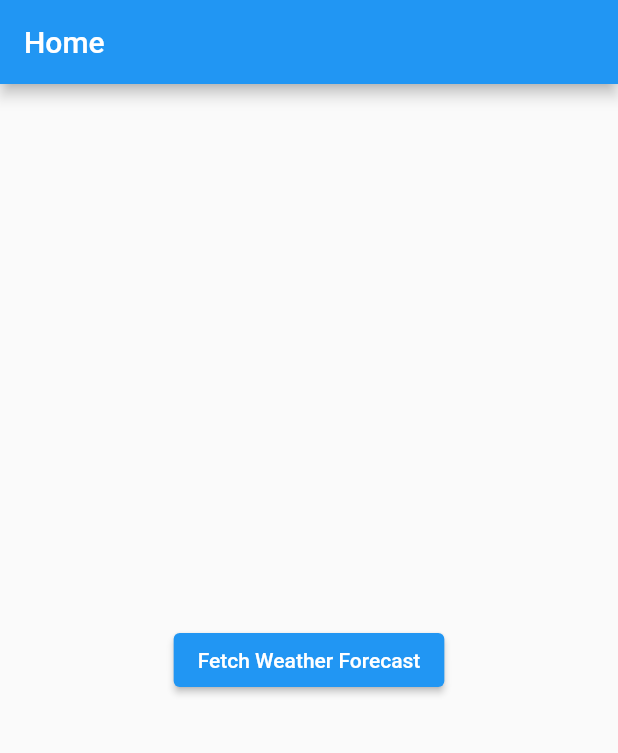
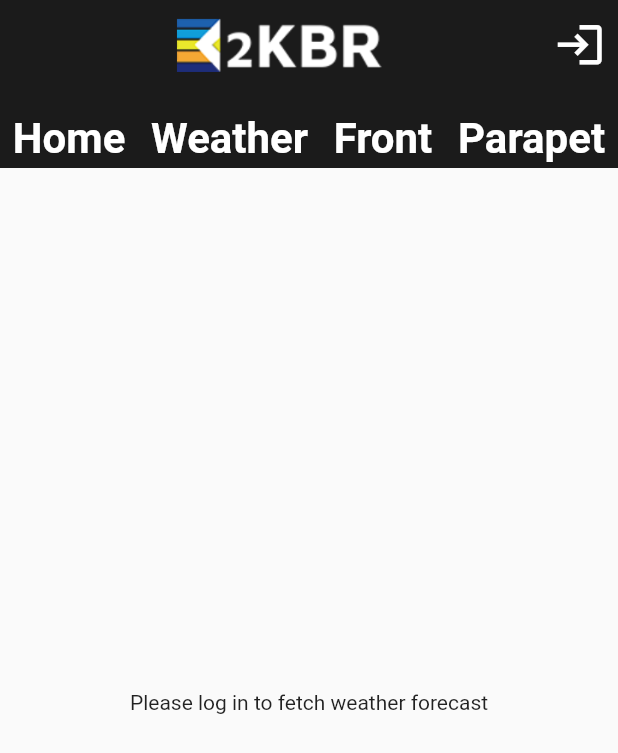
Before and after one commit to Janowak536/2KBR, a Flutter app: the HomePage screen opened directly, on a phone screen of 412 x 824 dp. Shown: the top 753 px of the screen. Run offline on Flutter 3.47's test engine with Material 2 defaults, Android fonts, the phone set to English and light mode, and no system bars; our stand-ins replace shared_preferences; accounts and stored records are empty.

Commit message:
custom appbar, user register, simple styling

```diff
--- a/2KBR/flutter_2kbr/lib/data/repositories/weather_repository.dart
+++ b/2KBR/flutter_2kbr/lib/data/repositories/weather_repository.dart
@@ -1,6 +1,6 @@
 import 'package:flutter_2kbr/data/services/api_service.dart';
 
-import '../weather_forecast.dart';
+import '../models/weather_forecast.dart';
 
 class WeatherRepository {
   final ApiService _apiService;
--- a/2KBR/flutter_2kbr/lib/data/services/api_service.dart
+++ b/2KBR/flutter_2kbr/lib/data/services/api_service.dart
@@ -1,7 +1,7 @@
 import 'dart:convert';
 import 'package:http/http.dart' as http;
 import 'package:shared_preferences/shared_preferences.dart';
-import 'package:flutter_2kbr/data/weather_forecast.dart';
+import 'package:flutter_2kbr/data/models/weather_forecast.dart';
 
 class ApiService {
   final String baseUrl = 'https://localhost:7027';
--- /dev/null
+++ b/2KBR/flutter_2kbr/lib/pages/colors/material_colors.dart
@@ -0,0 +1,17 @@
+import 'package:flutter/material.dart';
+
+MaterialColor myPrimarySwatchColor = MaterialColor(
+  0xFF1B1B1B,
+  <int, Color>{
+    50: Color(0xFFE3F2FD),
+    100: Color(0xFFBBDEFB),
+    200: Color(0xFF90CAF9),
+    300: Color(0xFF64B5F6),
+    400: Color(0xFF42A5F5),
+    500: Color(0xFF2196F3),
+    600: Color(0xFF1E88E5),
+    700: Color(0xFF1976D2),
+    800: Color(0xFF1565C0),
+    900: Color(0xFF0D47A1),
+  },
+);
--- a/2KBR/flutter_2kbr/lib/pages/home_page.dart
+++ b/2KBR/flutter_2kbr/lib/pages/home_page.dart
@@ -1,5 +1,9 @@
 import 'package:flutter/material.dart';
-import 'package:flutter_2kbr/data/models/weather_page.dart';
+import 'package:flutter_2kbr/pages/login_page.dart';
+import 'package:flutter_2kbr/pages/weather_page.dart';
+import 'package:flutter_2kbr/providers/auth_provider.dart';
+import 'package:flutter_2kbr/widgets/custom_appbar.dart'; // Import CustomAppBar
+import 'package:provider/provider.dart';
 
 class HomePage extends StatefulWidget {
   @override
@@ -8,27 +12,51 @@ class HomePage extends StatefulWidget {
 
 class _HomePageState extends State<HomePage> {
   @override
+  void initState() {
+    super.initState();
+  }
+
+  @override
   Widget build(BuildContext context) {
-    return Scaffold(
-      appBar: AppBar(
-        title: const Text('Home'),
+    final authProvider = Provider.of<AuthProvider>(context);
+
+    return WillPopScope(
+      onWillPop: () async => false,
+      child: Scaffold(
+        appBar: CustomAppBar(
+          onActionPressed: () => authProvider.isLoggedIn
+              ? authProvider.logout()
+              : _navigateToLogin(),
         ),
         body: Center(
           child: Column(
             mainAxisAlignment: MainAxisAlignment.center,
             children: <Widget>[
-            ElevatedButton(
+              authProvider.isLoggedIn
+                  ? ElevatedButton(
                       onPressed: () {
-                Navigator.push(
+                        Navigator.pushReplacement(
                           context,
-                  MaterialPageRoute(builder: (context) => WeatherPage()),
+                          MaterialPageRoute(
+                              builder: (context) => WeatherPage()),
                         );
                       },
                       child: const Text('Fetch Weather Forecast'),
+                    )
+                  : const Text('Please log in to fetch weather forecast'),
+            ],
           ),
-          ],
         ),
       ),
     );
   }
+
+  void _navigateToLogin() {
+    Navigator.pushReplacement(
+      context,
+      MaterialPageRoute(builder: (context) => LoginPage()),
+    ).then((_) {
+      setState(() {});
+    });
   }
+}
--- /dev/null
+++ b/2KBR/flutter_2kbr/lib/widgets/custom_appbar.dart
@@ -0,0 +1,110 @@
+import 'package:flutter/material.dart';
+import 'package:flutter_2kbr/pages/login_page.dart';
+import 'package:flutter_2kbr/providers/auth_provider.dart';
+import 'package:provider/provider.dart';
+import 'package:flutter_2kbr/pages/home_page.dart';
+import 'package:flutter_2kbr/pages/weather_page.dart';
+
+class CustomAppBar extends StatelessWidget implements PreferredSizeWidget {
+  final VoidCallback onActionPressed;
+
+  CustomAppBar({required this.onActionPressed});
+
+  @override
+  Widget build(BuildContext context) {
+    final isLoggedIn = context.watch<AuthProvider>().isLoggedIn;
+
+    return AppBar(
+      titleSpacing: 0,
+      elevation: 0,
+      flexibleSpace: SafeArea(
+        child: Column(
+          mainAxisAlignment: MainAxisAlignment.center,
+          crossAxisAlignment: CrossAxisAlignment.stretch,
+          children: [
+            Row(
+              mainAxisAlignment: MainAxisAlignment.spaceBetween,
+              children: [
+                SizedBox(width: 8),
+                Expanded(child: Image.asset('assets/logo.png', height: 60)),
+                IconButton(
+                  onPressed: onActionPressed,
+                  icon: Icon(isLoggedIn ? Icons.logout : Icons.login),
+                  color: Colors.white,
+                  iconSize: 35,
+                  tooltip: isLoggedIn ? 'Logout' : 'Login',
+                ),
+              ],
+            ),
+            SizedBox(height: 8),
+            Row(
+              mainAxisAlignment: MainAxisAlignment.spaceAround,
+              children: [
+                TextButton(
+                  onPressed: () => Navigator.pushReplacement(
+                    context,
+                    MaterialPageRoute(builder: (context) => HomePage()),
+                  ),
+                  child: Text(
+                    'Home',
+                    style: TextStyle(
+                        color: Colors.white,
+                        fontSize: 28,
+                        fontWeight: FontWeight.w700),
+                  ),
+                ),
+                TextButton(
+                  onPressed: () {
+                    FocusManager.instance.primaryFocus?.unfocus();
+                    final isLoggedIn = context.read<AuthProvider>().isLoggedIn;
+                    if (isLoggedIn) {
+                      Navigator.pushReplacement(
+                        context,
+                        MaterialPageRoute(builder: (context) => WeatherPage()),
+                      );
+                    } else {
+                      Navigator.pushReplacement(
+                        context,
+                        MaterialPageRoute(builder: (context) => LoginPage()),
+                      );
+                    }
+                  },
+                  child: Text('Weather',
+                      style: TextStyle(
+                          color: Colors.white,
+                          fontSize: 28,
+                          fontWeight: FontWeight.w700)),
+                ),
+                TextButton(
+                  onPressed: () => Navigator.pushReplacement(
+                    context,
+                    MaterialPageRoute(builder: (context) => HomePage()),
+                  ),
+                  child: Text('Front',
+                      style: TextStyle(
+                          color: Colors.white,
+                          fontSize: 28,
+                          fontWeight: FontWeight.w700)),
+                ),
+                TextButton(
+                  onPressed: () => Navigator.pushReplacement(
+                    context,
+                    MaterialPageRoute(builder: (context) => HomePage()),
+                  ),
+                  child: Text('Parapet',
+                      style: TextStyle(
+                          color: Colors.white,
+                          fontSize: 28,
+                          fontWeight: FontWeight.w700)),
+                ),
+              ],
+            ),
+          ],
+        ),
+      ),
+    );
+  }
+
+  @override
+  Size get preferredSize => Size.fromHeight(kToolbarHeight * 2);
+}
--- a/2KBR/flutter_2kbr/pubspec.yaml
+++ b/2KBR/flutter_2kbr/pubspec.yaml
@@ -32,11 +32,10 @@ dependencies:
     sdk: flutter
   http: ^0.13.3
   shared_preferences: ^2.0.8
-
   # The following adds the Cupertino Icons font to your application.
   # Use with the CupertinoIcons class for iOS style icons.
   cupertino_icons: ^1.0.2
-
+  provider: ^6.0.1
 dev_dependencies:
   flutter_test:
     sdk: flutter
@@ -57,7 +56,8 @@ flutter:
   # included with your application, so that you can use the icons in
   # the material Icons class.
   uses-material-design: true
-
+  assets:
+    - assets/
   # To add assets to your application, add an assets section, like this:
   # assets:
   #   - images/a_dot_burr.jpeg
```
Also changed, not shown: 2KBR/flutter_2kbr/lib/data/models/weather_page.dart (deleted, +0 -83 lines), 2KBR/flutter_2kbr/lib/main.dart (+13 -6 lines), 2KBR/flutter_2kbr/lib/pages/login_page.dart (+15 -0 lines), 2KBR/flutter_2kbr/lib/pages/register_page.dart (added, +74 -0 lines), 2KBR/flutter_2kbr/lib/pages/weather_page.dart (added, +118 -0 lines), 2KBR/flutter_2kbr/lib/providers/auth_provider.dart (added, +34 -0 lines), 2KBR/flutter_2kbr/assets/logo.png (added), 2KBR/flutter_2kbr/lib/data/models/weather_forecast.dart (renamed from 2KBR/flutter_2kbr/lib/data/weather_forecast.dart), 2KBR/flutter_2kbr/pubspec.lock, 1 other file. Lines whose indentation alone changed are shown as unchanged.
